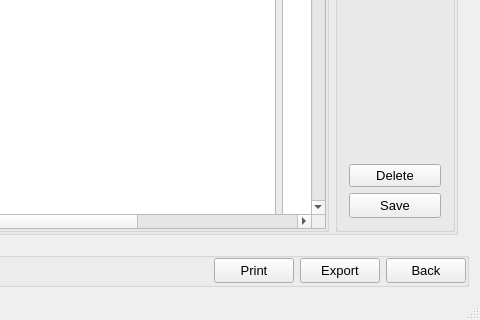
First picture: the form in QuickManager/mainwindow.ui, repository Vijay13/QuickManager, before the edit; both pictures show x 620 to 1100 and y 280 to 600 of the 1100 by 600 pixel window.
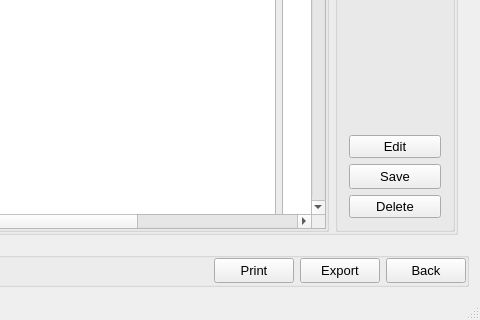
Second picture: the form after the edit.

Diff of the .ui file:
```diff
--- a/QuickManager/mainwindow.ui
+++ b/QuickManager/mainwindow.ui
@@ -1454,9 +1454,9 @@
                </spacer>
               </item>
               <item>
-               <widget class="QPushButton" name="pushButtonDeleteSchoolBill">
+               <widget class="QPushButton" name="pushButtonEditSchoolBill">
                 <property name="text">
-                 <string>Delete</string>
+                 <string>Edit</string>
                 </property>
                </widget>
               </item>
@@ -1478,6 +1478,13 @@
                 </property>
                </widget>
               </item>
+              <item>
+               <widget class="QPushButton" name="pushButtonDeleteSchoolBill">
+                <property name="text">
+                 <string>Delete</string>
+                </property>
+               </widget>
+              </item>
              </layout>
             </widget>
            </item>
```
Left out of the diff: 4 changed lines with no effect on the pictures.
